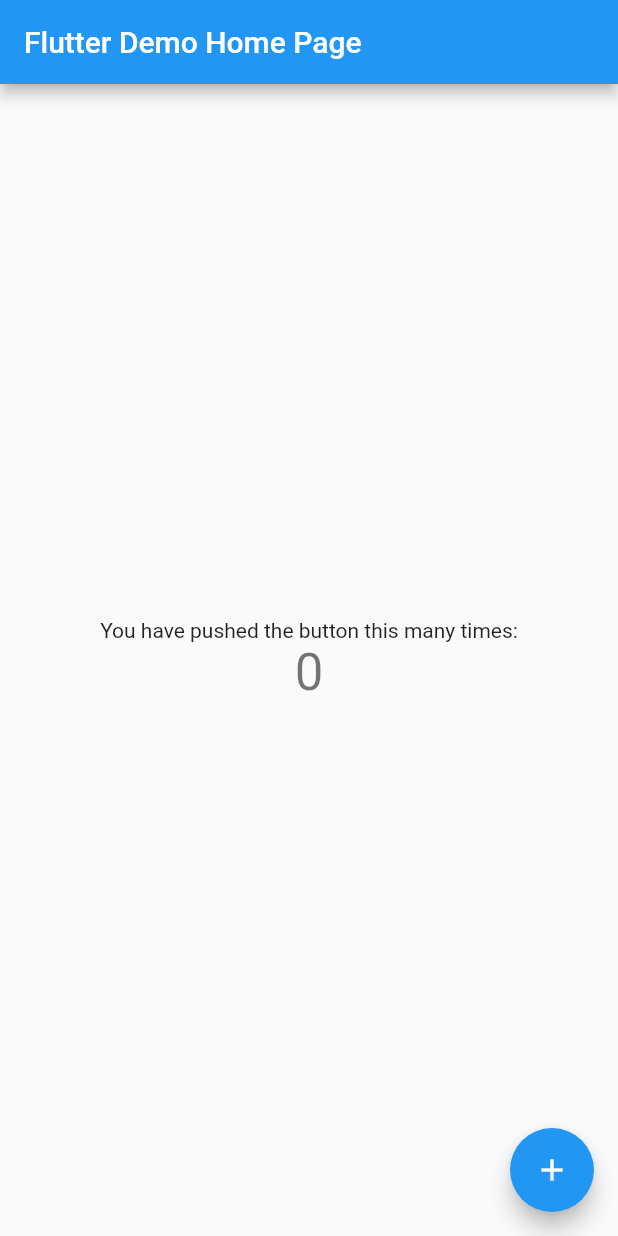
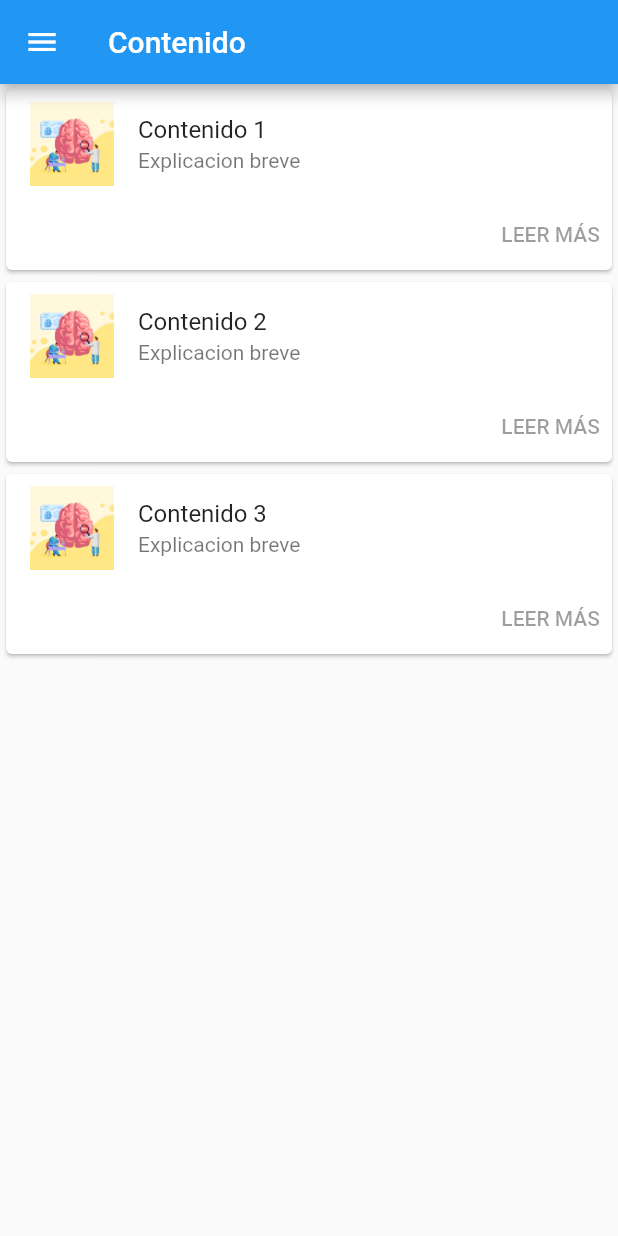
Before and after one commit to addielmoldes/tce, a Flutter app: the screen it shows after launch, on a phone screen of 412 x 824 dp. Run offline on Flutter 3.47's test engine with Material 2 defaults, Android fonts, the light colour scheme and no system bars.

Commit message:
appbar, drawer, cards

```diff
--- a/lib/main.dart
+++ b/lib/main.dart
@@ -1,115 +1,91 @@
 import 'package:flutter/material.dart';
 
 void main() {
-  runApp(const MyApp());
+  runApp(const MaterialApp(
+    title: 'TCE',
+    home: Home(),
+  ));
 }
 
-class MyApp extends StatelessWidget {
-  const MyApp({super.key});
+class Home extends StatelessWidget {
+  const Home({super.key});
 
-  // This widget is the root of your application.
   @override
   Widget build(BuildContext context) {
-    return MaterialApp(
-      title: 'Flutter Demo',
-      theme: ThemeData(
-        // This is the theme of your application.
-        //
-        // Try running your application with "flutter run". You'll see the
-        // application has a blue toolbar. Then, without quitting the app, try
-        // changing the primarySwatch below to Colors.green and then invoke
-        // "hot reload" (press "r" in the console where you ran "flutter run",
-        // or simply save your changes to "hot reload" in a Flutter IDE).
-        // Notice that the counter didn't reset back to zero; the application
-        // is not restarted.
-        primarySwatch: Colors.blue,
+    return Scaffold(
+      appBar: AppBar(
+        title: const Text('Contenido'),
       ),
-      home: const MyHomePage(title: 'Flutter Demo Home Page'),
+      drawer: Drawer(
+          child: ListView(children: const <Widget>[
+        DrawerHeader(
+            decoration: BoxDecoration(
+                color: Colors.blue,
+                image: DecorationImage(
+                    image: AssetImage('assets/images/test.jpg'),
+                    fit: BoxFit.cover)),
+            child: null),
+        ListTile(
+          leading: Icon(Icons.menu_book),
+          title: Text('Contenido'),
+        ),
+        ListTile(
+          leading: Icon(Icons.fact_check),
+          title: Text('Evaluar'),
+        ),
+        Divider(),
+        ListTile(
+          leading: Icon(Icons.info),
+          title: Text('Info'),
+        )
+      ])),
+      body: ListView(
+        children: <Widget>[
+          customCard(
+              'assets/images/test.jpg', 'Contenido 1', 'Explicacion breve'),
+          customCard(
+              'assets/images/test.jpg', 'Contenido 2', 'Explicacion breve'),
+          customCard(
+              'assets/images/test.jpg', 'Contenido 3', 'Explicacion breve')
+        ],
+      ),
     );
   }
 }
 
-class MyHomePage extends StatefulWidget {
-  const MyHomePage({super.key, required this.title});
-
-  // This widget is the home page of your application. It is stateful, meaning
-  // that it has a State object (defined below) that contains fields that affect
-  // how it looks.
-
-  // This class is the configuration for the state. It holds the values (in this
-  // case the title) provided by the parent (in this case the App widget) and
-  // used by the build method of the State. Fields in a Widget subclass are
-  // always marked "final".
-
-  final String title;
-
-  @override
-  State<MyHomePage> createState() => _MyHomePageState();
+Widget customCard(String imgPath, text, subText) {
+  return Card(
+    child: Column(
+      mainAxisSize: MainAxisSize.min,
+      children: <Widget>[
+        ListTile(
+          leading: Image.asset(imgPath),
+          title: Text(text),
+          subtitle: Text(subText),
+        ),
+        Row(
+          mainAxisAlignment: MainAxisAlignment.end,
+          children: const <Widget>[
+            TextButton(onPressed: null, child: Text('LEER MÁS'))
+          ],
+        )
+      ],
+    ),
+  );
 }
 
-class _MyHomePageState extends State<MyHomePage> {
-  int _counter = 0;
-
-  void _incrementCounter() {
-    setState(() {
-      // This call to setState tells the Flutter framework that something has
-      // changed in this State, which causes it to rerun the build method below
-      // so that the display can reflect the updated values. If we changed
-      // _counter without calling setState(), then the build method would not be
-      // called again, and so nothing would appear to happen.
-      _counter++;
-    });
-  }
-
-  @override
-  Widget build(BuildContext context) {
-    // This method is rerun every time setState is called, for instance as done
-    // by the _incrementCounter method above.
-    //
-    // The Flutter framework has been optimized to make rerunning build methods
-    // fast, so that you can just rebuild anything that needs updating rather
-    // than having to individually change instances of widgets.
-    return Scaffold(
-      appBar: AppBar(
-        // Here we take the value from the MyHomePage object that was created by
-        // the App.build method, and use it to set our appbar title.
-        title: Text(widget.title),
-      ),
-      body: Center(
-        // Center is a layout widget. It takes a single child and positions it
-        // in the middle of the parent.
-        child: Column(
-          // Column is also a layout widget. It takes a list of children and
-          // arranges them vertically. By default, it sizes itself to fit its
-          // children horizontally, and tries to be as tall as its parent.
-          //
-          // Invoke "debug painting" (press "p" in the console, choose the
-          // "Toggle Debug Paint" action from the Flutter Inspector in Android
-          // Studio, or the "Toggle Debug Paint" command in Visual Studio Code)
-          // to see the wireframe for each widget.
-          //
-          // Column has various properties to control how it sizes itself and
-          // how it positions its children. Here we use mainAxisAlignment to
-          // center the children vertically; the main axis here is the vertical
-          // axis because Columns are vertical (the cross axis would be
-          // horizontal).
-          mainAxisAlignment: MainAxisAlignment.center,
-          children: <Widget>[
-            const Text(
-              'You have pushed the button this many times:',
-            ),
-            Text(
-              '$_counter',
-              style: Theme.of(context).textTheme.headlineMedium,
-            ),
-          ],
-        ),
-      ),
-      floatingActionButton: FloatingActionButton(
-        onPressed: _incrementCounter,
-        tooltip: 'Increment',
-        child: const Icon(Icons.add),
-      ), // This trailing comma makes auto-formatting nicer for build methods.
-    );
-  }
+Widget customDrawerText() {
+  return Column(
+    mainAxisAlignment: MainAxisAlignment.end,
+    children: <Widget>[
+      Row(
+        children: const <Widget>[
+          Text(
+            'Menu',
+            textAlign: TextAlign.start,
+          )
+        ],
+      )
+    ],
+  );
 }
--- a/pubspec.yaml
+++ b/pubspec.yaml
@@ -57,6 +57,8 @@
   # included with your application, so that you can use the icons in
   # the material Icons class.
   uses-material-design: true
+  assets:
+    - assets/images/
 
   # To add assets to your application, add an assets section, like this:
   # assets:
```
Also changed, not shown: assets/images/test.jpg (added), 1 other file.
